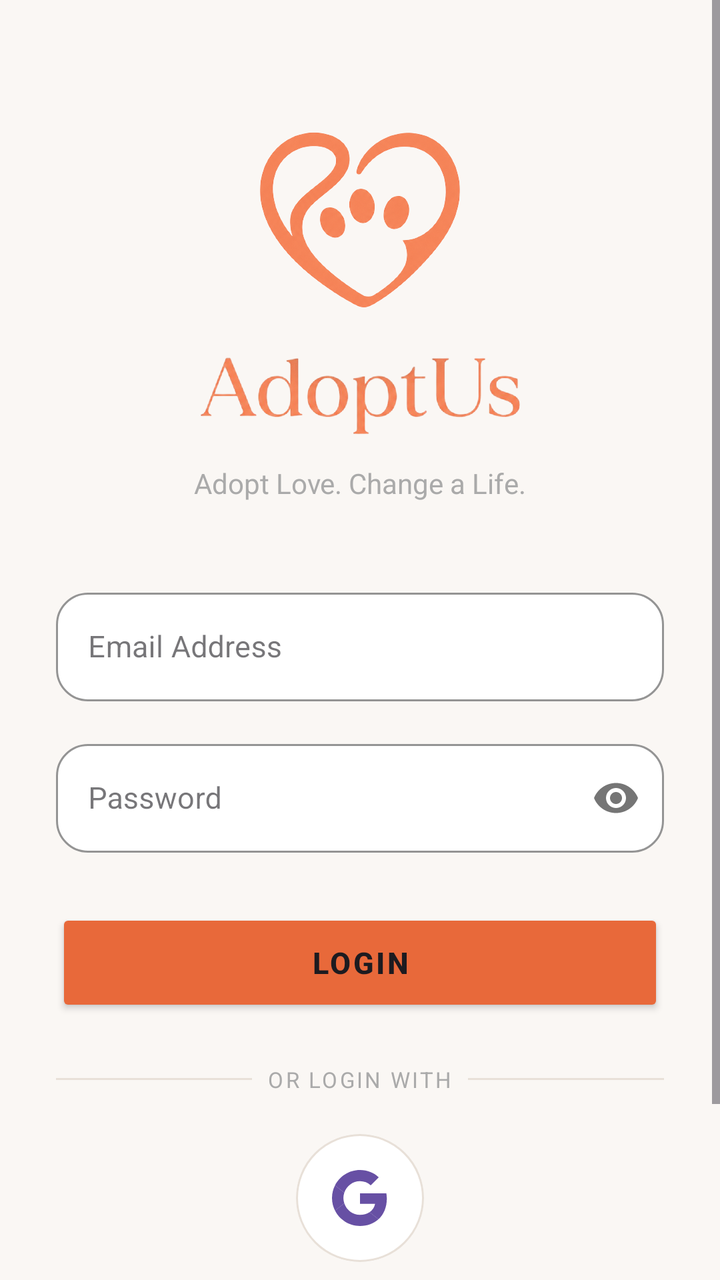
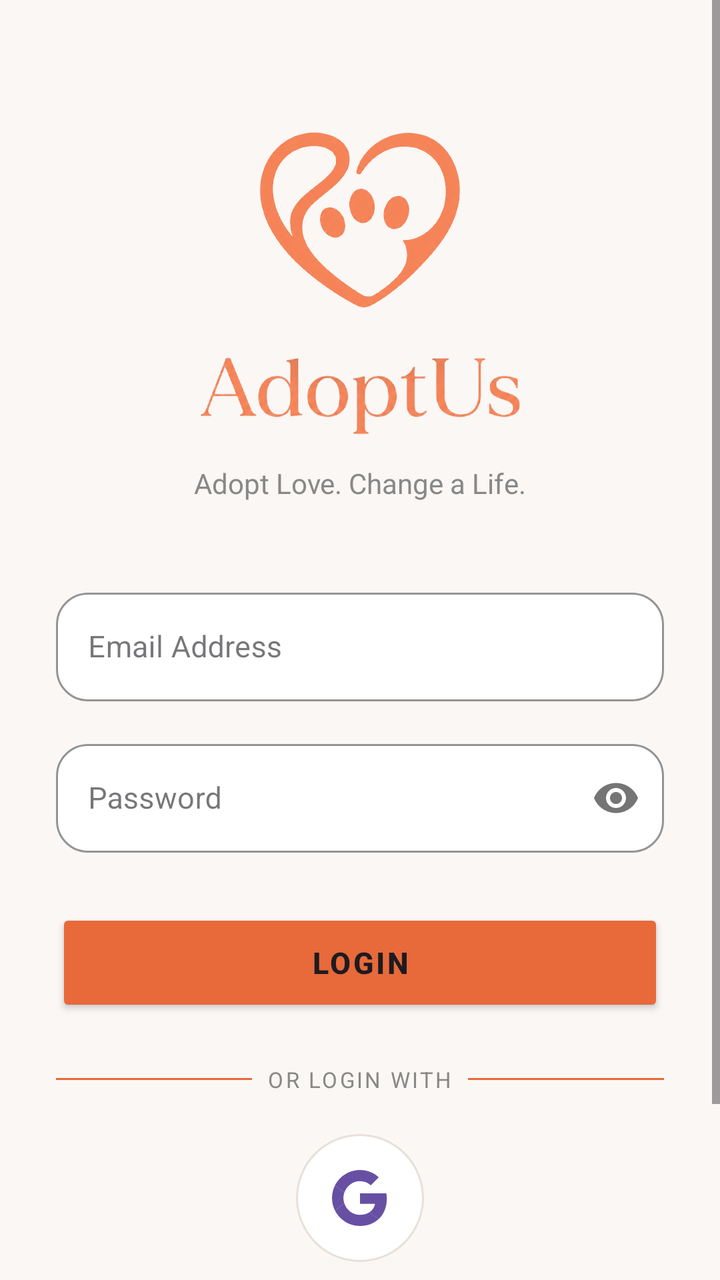

Two renders of the same Android screen: before a commit and after it. Below are the layout's source before the change and the commit's diff.
<!-- AndroidManifest.xml: application theme Theme.AdoptUs -->
<!-- res/layout/activity_login.xml -->
<?xml version="1.0" encoding="utf-8"?>
<ScrollView
    xmlns:android="http://schemas.android.com/apk/res/android"
    android:layout_width="match_parent"
    android:layout_height="match_parent"
    android:background="#FAF7F4"
    android:fillViewport="true">

    <LinearLayout
        android:layout_width="match_parent"
        android:layout_height="wrap_content"
        android:orientation="vertical"
        android:paddingHorizontal="28dp"
        android:paddingTop="60dp"
        android:paddingBottom="40dp"
        android:gravity="center_horizontal">

        
        <ImageView
            android:layout_width="100dp"
            android:layout_height="100dp"
            android:src="@drawable/logo_adoptus"
            android:scaleType="fitCenter"
            android:layout_marginBottom="12dp"/>

        
        <ImageView
            android:layout_width="160dp"
            android:layout_height="52dp"
            android:src="@drawable/logo_text_adoptus"
            android:scaleType="fitCenter"
            android:layout_marginBottom="8dp"/>

        
        <TextView
            android:layout_width="wrap_content"
            android:layout_height="wrap_content"
            android:text="Adopt Love. Change a Life."
            android:textSize="14sp"
            android:textColor="#AAAAAA"
            android:layout_marginBottom="40dp"/>

        
        <com.google.android.material.textfield.TextInputLayout
            android:id="@+id/tilEmail"
            style="@style/Widget.MaterialComponents.TextInputLayout.OutlinedBox"
            android:layout_width="match_parent"
            android:layout_height="wrap_content"
            android:layout_marginBottom="16dp"
            app:boxBackgroundColor="#FFFFFF"
            app:boxCornerRadiusTopStart="16dp"
            app:boxCornerRadiusTopEnd="16dp"
            app:boxCornerRadiusBottomStart="16dp"
            app:boxCornerRadiusBottomEnd="16dp"
            app:boxStrokeColor="#E8E0D8"
            app:boxStrokeWidth="1dp"
            app:hintTextColor="#AAAAAA"
            android:hint="Email Address"
            xmlns:app="http://schemas.android.com/apk/res-auto">

            <com.google.android.material.textfield.TextInputEditText
                android:id="@+id/etEmail"
                android:layout_width="match_parent"
                android:layout_height="wrap_content"
                android:inputType="textEmailAddress"
                android:paddingStart="16dp"
                android:textSize="15sp"
                android:textColor="#1A1A1A"/>

        </com.google.android.material.textfield.TextInputLayout>

        
        <com.google.android.material.textfield.TextInputLayout
            android:id="@+id/tilPassword"
            style="@style/Widget.MaterialComponents.TextInputLayout.OutlinedBox"
            android:layout_width="match_parent"
            android:layout_height="wrap_content"
            android:layout_marginBottom="28dp"
            app:boxBackgroundColor="#FFFFFF"
            app:boxCornerRadiusTopStart="16dp"
            app:boxCornerRadiusTopEnd="16dp"
            app:boxCornerRadiusBottomStart="16dp"
            app:boxCornerRadiusBottomEnd="16dp"
            app:boxStrokeColor="#E8E0D8"
            app:boxStrokeWidth="1dp"
            app:hintTextColor="#AAAAAA"
            app:passwordToggleEnabled="true"
            android:hint="Password"
            xmlns:app="http://schemas.android.com/apk/res-auto">

            <com.google.android.material.textfield.TextInputEditText
                android:id="@+id/etPassword"
                android:layout_width="match_parent"
                android:layout_height="wrap_content"
                android:inputType="textPassword"
                android:paddingStart="16dp"
                android:textSize="15sp"
                android:textColor="#1A1A1A"/>

        </com.google.android.material.textfield.TextInputLayout>

        
        <Button
            android:id="@+id/btnLogin"
            android:layout_width="match_parent"
            android:layout_height="54dp"
            android:text="LOGIN"
            android:textSize="15sp"
            android:textStyle="bold"
            android:letterSpacing="0.08"
            android:backgroundTint="#E8693A"
            android:layout_marginBottom="24dp"/>

        
        <LinearLayout
            android:layout_width="match_parent"
            android:layout_height="wrap_content"
            android:orientation="horizontal"
            android:gravity="center_vertical"
            android:layout_marginBottom="20dp">

            <View
                android:layout_width="0dp"
                android:layout_height="1dp"
                android:layout_weight="1"
                android:background="#E8E0D8"/>

            <TextView
                android:layout_width="wrap_content"
                android:layout_height="wrap_content"
                android:text="  OR LOGIN WITH  "
                android:textSize="11sp"
                android:textColor="#AAAAAA"
                android:letterSpacing="0.1"/>

            <View
                android:layout_width="0dp"
                android:layout_height="1dp"
                android:layout_weight="1"
                android:background="#E8E0D8"/>

        </LinearLayout>

        
        <LinearLayout
            android:layout_width="wrap_content"
            android:layout_height="wrap_content"
            android:layout_marginBottom="36dp"
            android:gravity="center"
            android:orientation="horizontal">

            
            <com.google.android.material.button.MaterialButton xmlns:app="http://schemas.android.com/apk/res-auto"
                android:id="@+id/btnGoogle"
                style="@style/Widget.MaterialComponents.Button.OutlinedButton"
                android:layout_width="64dp"
                android:layout_height="64dp"
                android:backgroundTint="#FFFFFF"
                android:insetTop="0dp"
                android:insetBottom="0dp"
                android:padding="0dp"
                app:cornerRadius="32dp"
                app:icon="@drawable/ic_google"
                app:iconGravity="textStart"
                app:iconPadding="0dp"
                app:iconSize="28dp"
                app:strokeColor="#E8E0D8"
                app:strokeWidth="1dp" />
        </LinearLayout>

        
        <TextView
            android:id="@+id/tvGoToRegister"
            android:layout_width="wrap_content"
            android:layout_height="wrap_content"
            android:text="Don't have an account? Register"
            android:textColor="#E8693A"
            android:textSize="14sp"
            android:padding="8dp"/>

    </LinearLayout>
</ScrollView>
<!-- resources referenced by this layout -->
<resources>
  <!-- drawable ic_google (drawable) -->
  <?xml version="1.0" encoding="utf-8"?>
  <vector xmlns:android="http://schemas.android.com/apk/res/android"
      android:width="28dp"
      android:height="28dp"
      android:viewportWidth="48"
      android:viewportHeight="48">
      <path android:fillColor="#EA4335"
          android:pathData="M24 9.5c3.54 0 6.71 1.22 9.21 3.6l6.85-6.85C35.9 2.38 30.47 0 24 0 14.62 0 6.51 5.38 2.56 13.22l7.98 6.19C12.43 13.72 17.74 9.5 24 9.5z"/>
      <path android:fillColor="#4285F4"
          android:pathData="M46.98 24.55c0-1.57-.15-3.09-.38-4.55H24v9.02h12.94c-.58 2.96-2.26 5.48-4.78 7.18l7.73 6c4.51-4.18 7.09-10.36 7.09-17.65z"/>
      <path android:fillColor="#FBBC05"
          android:pathData="M10.53 28.59c-.48-1.45-.76-2.99-.76-4.59s.27-3.14.76-4.59l-7.98-6.19C.92 16.46 0 20.12 0 24c0 3.88.92 7.54 2.56 10.78l7.97-6.19z"/>
      <path android:fillColor="#34A853"
          android:pathData="M24 48c6.48 0 11.93-2.13 15.89-5.81l-7.73-6c-2.15 1.45-4.92 2.3-8.16 2.3-6.26 0-11.57-4.22-13.47-9.91l-7.98 6.19C6.51 42.62 14.62 48 24 48z"/>
  </vector>
  <!-- drawable logo_adoptus: png bitmap (drawable, 340510 bytes) -->
  <!-- drawable logo_text_adoptus: png bitmap (drawable, 109008 bytes) -->
  <style name="Theme.AdoptUs" parent="Base.Theme.AdoptUs" />
  <style name="Base.Theme.AdoptUs" parent="Theme.Material3.DayNight.NoActionBar">
          
          
      </style>
</resources>

<!-- the commit's change to res/layout/activity_login.xml (unified diff, before → after) -->
@@ -3,7 +3,7 @@
     xmlns:android="http://schemas.android.com/apk/res/android"
     android:layout_width="match_parent"
     android:layout_height="match_parent"
-    android:background="#FAF7F4"
+    android:background="@color/app_background"
     android:fillViewport="true">
 
     <LinearLayout
@@ -37,7 +37,7 @@
             android:layout_height="wrap_content"
             android:text="Adopt Love. Change a Life."
             android:textSize="14sp"
-            android:textColor="#AAAAAA"
+            android:textColor="@color/light_gray"
             android:layout_marginBottom="40dp"/>
 
         
@@ -47,14 +47,14 @@
             android:layout_width="match_parent"
             android:layout_height="wrap_content"
             android:layout_marginBottom="16dp"
-            app:boxBackgroundColor="#FFFFFF"
+            app:boxBackgroundColor="@color/white"
             app:boxCornerRadiusTopStart="16dp"
             app:boxCornerRadiusTopEnd="16dp"
             app:boxCornerRadiusBottomStart="16dp"
             app:boxCornerRadiusBottomEnd="16dp"
-            app:boxStrokeColor="#E8E0D8"
+            app:boxStrokeColor="@color/gray_stroke"
             app:boxStrokeWidth="1dp"
-            app:hintTextColor="#AAAAAA"
+            app:hintTextColor="@color/gray_hint"
             android:hint="Email Address"
             xmlns:app="http://schemas.android.com/apk/res-auto">
 
@@ -65,7 +65,7 @@
                 android:inputType="textEmailAddress"
                 android:paddingStart="16dp"
                 android:textSize="15sp"
-                android:textColor="#1A1A1A"/>
+                android:textColor="@color/primary_orange"/>
 
         </com.google.android.material.textfield.TextInputLayout>
 
@@ -76,14 +76,14 @@
             android:layout_width="match_parent"
             android:layout_height="wrap_content"
             android:layout_marginBottom="28dp"
-            app:boxBackgroundColor="#FFFFFF"
+            app:boxBackgroundColor="@color/white"
             app:boxCornerRadiusTopStart="16dp"
             app:boxCornerRadiusTopEnd="16dp"
             app:boxCornerRadiusBottomStart="16dp"
             app:boxCornerRadiusBottomEnd="16dp"
-            app:boxStrokeColor="#E8E0D8"
+            app:boxStrokeColor="@color/gray_stroke"
             app:boxStrokeWidth="1dp"
-            app:hintTextColor="#AAAAAA"
+            app:hintTextColor="@color/gray_hint"
             app:passwordToggleEnabled="true"
             android:hint="Password"
             xmlns:app="http://schemas.android.com/apk/res-auto">
@@ -95,7 +95,7 @@
                 android:inputType="textPassword"
                 android:paddingStart="16dp"
                 android:textSize="15sp"
-                android:textColor="#1A1A1A"/>
+                android:textColor="@color/primary_orange"/>
 
         </com.google.android.material.textfield.TextInputLayout>
 
@@ -108,7 +108,7 @@
             android:textSize="15sp"
             android:textStyle="bold"
             android:letterSpacing="0.08"
-            android:backgroundTint="#E8693A"
+            android:backgroundTint="@color/primary_orange"
             android:layout_marginBottom="24dp"/>
 
         
@@ -123,21 +123,21 @@
                 android:layout_width="0dp"
                 android:layout_height="1dp"
                 android:layout_weight="1"
-                android:background="#E8E0D8"/>
+                android:background="@color/primary_orange"/>
 
             <TextView
                 android:layout_width="wrap_content"
                 android:layout_height="wrap_content"
                 android:text="  OR LOGIN WITH  "
                 android:textSize="11sp"
-                android:textColor="#AAAAAA"
+                android:textColor="@color/light_gray"
                 android:letterSpacing="0.1"/>
 
             <View
                 android:layout_width="0dp"
                 android:layout_height="1dp"
                 android:layout_weight="1"
-                android:background="#E8E0D8"/>
+                android:background="@color/primary_orange"/>
 
         </LinearLayout>
 
@@ -155,7 +155,7 @@
                 style="@style/Widget.MaterialComponents.Button.OutlinedButton"
                 android:layout_width="64dp"
                 android:layout_height="64dp"
-                android:backgroundTint="#FFFFFF"
+                android:backgroundTint="@color/white"
                 android:insetTop="0dp"
                 android:insetBottom="0dp"
                 android:padding="0dp"
@@ -164,7 +164,7 @@
                 app:iconGravity="textStart"
                 app:iconPadding="0dp"
                 app:iconSize="28dp"
-                app:strokeColor="#E8E0D8"
+                app:strokeColor="@color/gray_stroke"
                 app:strokeWidth="1dp" />
         </LinearLayout>
 
@@ -174,7 +174,7 @@
             android:layout_width="wrap_content"
             android:layout_height="wrap_content"
             android:text="Don't have an account? Register"
-            android:textColor="#E8693A"
+            android:textColor="@color/primary_orange"
             android:textSize="14sp"
             android:padding="8dp"/>
 
<!-- resource entries referenced after the edit -->
@@ -1,5 +1,17 @@
 <!-- resources referenced by this layout -->
 <resources>
+  <color name="app_background">#FAF7F4</color>
+  <color name="gray_hint">#1A1A1A</color>
+  
+      // app color
+  <color name="gray_stroke">#E8E0D8</color>
+  
+      // text color
+  <color name="light_gray">#888888</color>
+  <color name="primary_orange">#E8693A</color>
+  <color name="white">#FFFFFFFF</color>
+  
+      // component color
   <!-- drawable ic_google (drawable) -->
   <?xml version="1.0" encoding="utf-8"?>
   <vector xmlns:android="http://schemas.android.com/apk/res/android"
